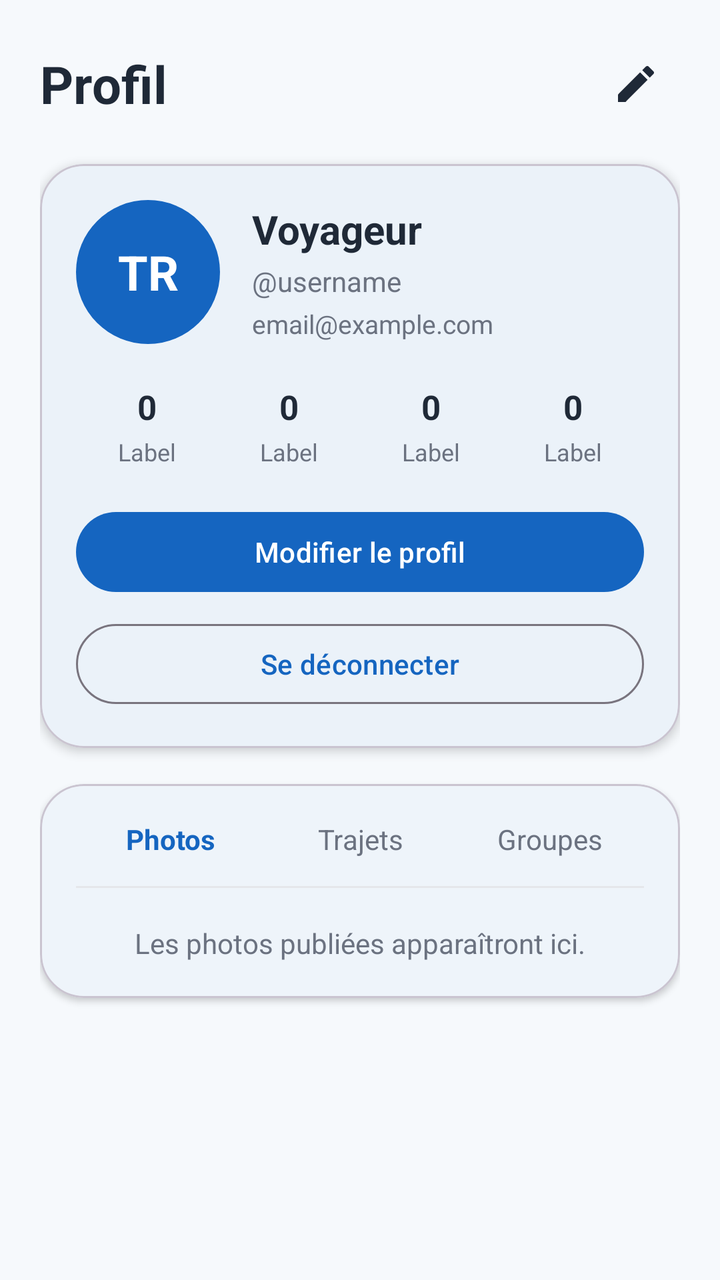
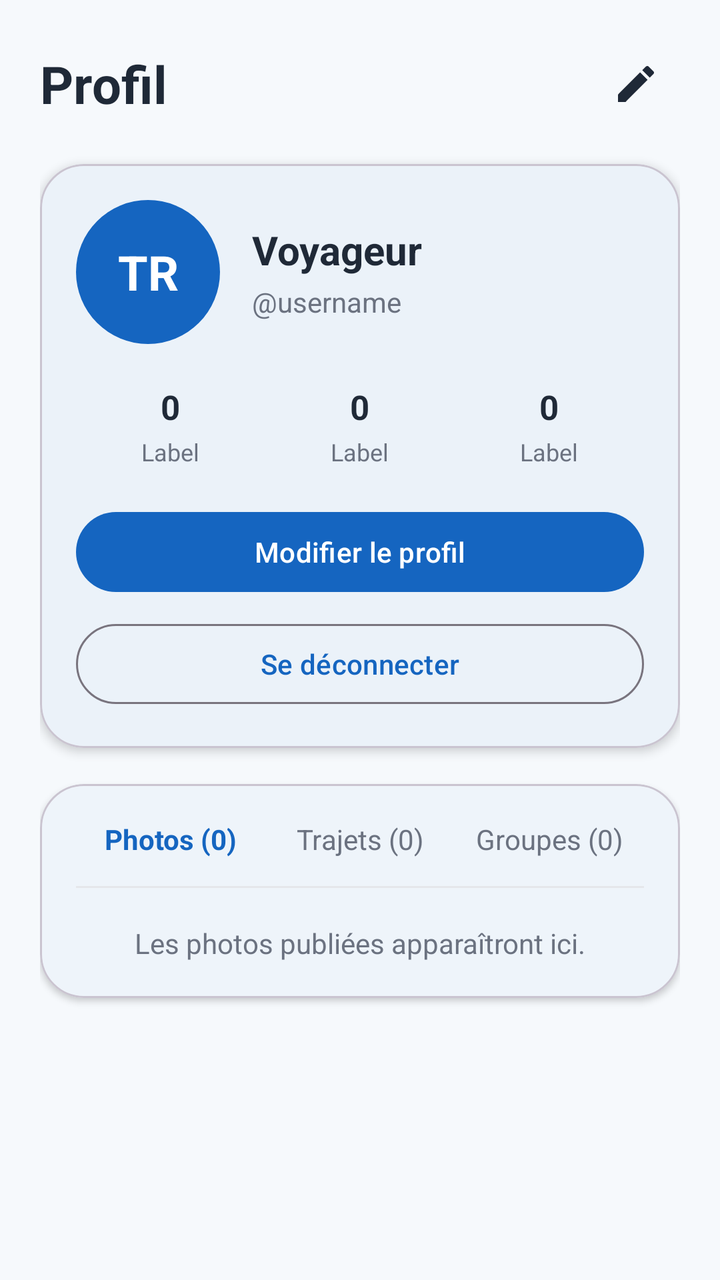

Two renders of the same Android screen: before a commit and after it. Below are the layout's source before the change and the commit's diff.
<!-- AndroidManifest.xml: application theme Theme.Traveling -->
<!-- res/layout/fragment_profile.xml -->
<?xml version="1.0" encoding="utf-8"?>
<ScrollView xmlns:android="http://schemas.android.com/apk/res/android"
    xmlns:app="http://schemas.android.com/apk/res-auto"
    android:layout_width="match_parent"
    android:layout_height="match_parent"
    android:background="@color/travel_background"
    android:fillViewport="true">

    <LinearLayout
        android:layout_width="match_parent"
        android:layout_height="wrap_content"
        android:orientation="vertical"
        android:padding="20dp">

        
        <LinearLayout
            android:layout_width="match_parent"
            android:layout_height="wrap_content"
            android:gravity="center_vertical"
            android:orientation="horizontal">

            <com.google.android.material.textview.MaterialTextView
                android:layout_width="0dp"
                android:layout_height="wrap_content"
                android:layout_weight="1"
                android:text="Profil"
                android:textColor="@color/travel_on_surface"
                android:textSize="26sp"
                android:textStyle="bold" />

            <ImageButton
                android:id="@+id/buttonEditProfile"
                android:layout_width="44dp"
                android:layout_height="44dp"
                android:background="?attr/selectableItemBackgroundBorderless"
                android:contentDescription="Modifier le profil"
                android:padding="10dp"
                android:src="@drawable/ic_edit"
                app:tint="@color/travel_on_surface" />
        </LinearLayout>

        
        <com.google.android.material.card.MaterialCardView
            android:layout_width="match_parent"
            android:layout_height="wrap_content"
            android:layout_marginTop="18dp"
            app:cardBackgroundColor="@color/travel_surface"
            app:cardCornerRadius="22dp"
            app:cardElevation="3dp">

            <LinearLayout
                android:layout_width="match_parent"
                android:layout_height="wrap_content"
                android:orientation="vertical"
                android:padding="18dp">

                <LinearLayout
                    android:layout_width="match_parent"
                    android:layout_height="wrap_content"
                    android:gravity="center_vertical"
                    android:orientation="horizontal">

                    <TextView
                        android:id="@+id/textAvatarInitials"
                        android:layout_width="72dp"
                        android:layout_height="72dp"
                        android:background="@drawable/bg_avatar_circle"
                        android:gravity="center"
                        android:text="TR"
                        android:textColor="@android:color/white"
                        android:textSize="24sp"
                        android:textStyle="bold" />

                    <LinearLayout
                        android:layout_width="0dp"
                        android:layout_height="wrap_content"
                        android:layout_marginStart="16dp"
                        android:layout_weight="1"
                        android:orientation="vertical">

                        <com.google.android.material.textview.MaterialTextView
                            android:id="@+id/textFullName"
                            android:layout_width="match_parent"
                            android:layout_height="wrap_content"
                            android:text="Voyageur"
                            android:textColor="@color/travel_on_surface"
                            android:textSize="20sp"
                            android:textStyle="bold" />

                        <com.google.android.material.textview.MaterialTextView
                            android:id="@+id/textUsername"
                            android:layout_width="match_parent"
                            android:layout_height="wrap_content"
                            android:layout_marginTop="3dp"
                            android:text="@username"
                            android:textColor="#6B7280"
                            android:textSize="14sp" />

                        <com.google.android.material.textview.MaterialTextView
                            android:id="@+id/textEmail"
                            android:layout_width="match_parent"
                            android:layout_height="wrap_content"
                            android:layout_marginTop="3dp"
                            android:text="email@example.com"
                            android:textColor="#6B7280"
                            android:textSize="13sp" />
                    </LinearLayout>
                </LinearLayout>

                
                <LinearLayout
                    android:layout_width="match_parent"
                    android:layout_height="wrap_content"
                    android:layout_marginTop="20dp"
                    android:orientation="horizontal">

                    <include layout="@layout/item_profile_stat" android:id="@+id/statTrips" />
                    <include layout="@layout/item_profile_stat" android:id="@+id/statPhotos" />
                    <include layout="@layout/item_profile_stat" android:id="@+id/statRoutes" />
                    <include layout="@layout/item_profile_stat" android:id="@+id/statGroups" />
                </LinearLayout>

                
                <com.google.android.material.button.MaterialButton
                    android:id="@+id/buttonEditProfileLarge"
                    android:layout_width="match_parent"
                    android:layout_height="wrap_content"
                    android:layout_marginTop="18dp"
                    android:text="Modifier le profil" />

                <com.google.android.material.button.MaterialButton
                    android:id="@+id/btn_logout"
                    style="?attr/materialButtonOutlinedStyle"
                    android:layout_width="match_parent"
                    android:layout_height="wrap_content"
                    android:layout_marginTop="8dp"
                    android:text="Se déconnecter" />

            </LinearLayout>
        </com.google.android.material.card.MaterialCardView>

        
        <com.google.android.material.card.MaterialCardView
            android:layout_width="match_parent"
            android:layout_height="wrap_content"
            android:layout_marginTop="18dp"
            app:cardBackgroundColor="@color/travel_surface"
            app:cardCornerRadius="22dp"
            app:cardElevation="2dp">

            <LinearLayout
                android:layout_width="match_parent"
                android:layout_height="wrap_content"
                android:orientation="vertical"
                android:padding="18dp">

                <LinearLayout
                    android:layout_width="match_parent"
                    android:layout_height="wrap_content"
                    android:orientation="horizontal">

                    <TextView
                        android:id="@+id/tabPhotos"
                        android:layout_width="0dp"
                        android:layout_height="wrap_content"
                        android:layout_weight="1"
                        android:gravity="center"
                        android:text="Photos"
                        android:textColor="@color/travel_primary"
                        android:textStyle="bold" />

                    <TextView
                        android:id="@+id/tabRoutes"
                        android:layout_width="0dp"
                        android:layout_height="wrap_content"
                        android:layout_weight="1"
                        android:gravity="center"
                        android:text="Trajets"
                        android:textColor="#6B7280" />

                    <TextView
                        android:id="@+id/tabGroups"
                        android:layout_width="0dp"
                        android:layout_height="wrap_content"
                        android:layout_weight="1"
                        android:gravity="center"
                        android:text="Groupes"
                        android:textColor="#6B7280" />
                </LinearLayout>

                <View
                    android:layout_width="match_parent"
                    android:layout_height="1dp"
                    android:layout_marginTop="14dp"
                    android:background="#E5E7EB" />

                <TextView
                    android:id="@+id/textProfileSectionPlaceholder"
                    android:layout_width="match_parent"
                    android:layout_height="wrap_content"
                    android:layout_marginTop="18dp"
                    android:gravity="center"
                    android:text="Les photos publiées apparaîtront ici."
                    android:textColor="#6B7280"
                    android:textSize="14sp" />

            </LinearLayout>
        </com.google.android.material.card.MaterialCardView>

    </LinearLayout>
</ScrollView>
<!-- res/layout/item_profile_stat.xml (included above) -->
<?xml version="1.0" encoding="utf-8"?>
<LinearLayout xmlns:android="http://schemas.android.com/apk/res/android"
    android:layout_width="0dp"
    android:layout_height="wrap_content"
    android:layout_weight="1"
    android:gravity="center"
    android:orientation="vertical">

    <TextView
        android:id="@+id/textStatValue"
        android:layout_width="wrap_content"
        android:layout_height="wrap_content"
        android:text="0"
        android:textColor="@color/travel_on_surface"
        android:textSize="17sp"
        android:textStyle="bold" />

    <TextView
        android:id="@+id/textStatLabel"
        android:layout_width="wrap_content"
        android:layout_height="wrap_content"
        android:layout_marginTop="3dp"
        android:text="Label"
        android:textColor="#6B7280"
        android:textSize="12sp" />
</LinearLayout>
<!-- resources referenced by this layout -->
<resources>
  <color name="travel_background">#F6F9FC</color>
  <color name="travel_on_surface">#1F2937</color>
  <color name="travel_primary">#1565C0</color>
  <color name="travel_surface">#FFFFFF</color>
  <!-- drawable bg_avatar_circle (drawable) -->
  <?xml version="1.0" encoding="utf-8"?>
  <shape xmlns:android="http://schemas.android.com/apk/res/android"
      android:shape="oval">
  
      <solid android:color="@color/travel_primary" />
  </shape>
  <!-- drawable ic_edit (drawable) -->
  <vector xmlns:android="http://schemas.android.com/apk/res/android"
      android:width="24dp"
      android:height="24dp"
      android:viewportWidth="24"
      android:viewportHeight="24">
  
      <path
          android:fillColor="@color/travel_on_surface"
          android:pathData="M3,17.25V21h3.75L17.81,9.94l-3.75,-3.75L3,17.25zM20.71,7.04c0.39,-0.39 0.39,-1.02 0,-1.41l-2.34,-2.34c-0.39,-0.39 -1.02,-0.39 -1.41,0l-1.83,1.83l3.75,3.75l1.83,-1.83z" />
  </vector>
  <style name="Theme.Traveling" parent="Base.Theme.Traveling" />
  <style name="Base.Theme.Traveling" parent="Theme.Material3.DayNight.NoActionBar">
          <item name="colorPrimary">@color/travel_primary</item>
          <item name="colorOnPrimary">@color/travel_on_primary</item>
  
          <item name="colorSecondary">@color/travel_secondary</item>
          <item name="colorOnSecondary">@color/travel_on_secondary</item>
  
          <item name="colorTertiary">@color/travel_tertiary</item>
          <item name="colorOnTertiary">@color/travel_on_tertiary</item>
  
          <item name="android:colorBackground">@color/travel_background</item>
          <item name="colorSurface">@color/travel_surface</item>
          <item name="colorOnSurface">@color/travel_on_surface</item>
      </style>
  <color name="travel_on_primary">#FFFFFF</color>
  <color name="travel_secondary">#26A69A</color>
  <color name="travel_on_secondary">#FFFFFF</color>
  <color name="travel_tertiary">#FFB74D</color>
  <color name="travel_on_tertiary">#1F2937</color>
</resources>

<!-- the commit's change to res/layout/fragment_profile.xml (unified diff, before → after) -->
@@ -96,14 +96,6 @@
                             android:textColor="#6B7280"
                             android:textSize="14sp" />
 
-                        <com.google.android.material.textview.MaterialTextView
-                            android:id="@+id/textEmail"
-                            android:layout_width="match_parent"
-                            android:layout_height="wrap_content"
-                            android:layout_marginTop="3dp"
-                            android:text="email@example.com"
-                            android:textColor="#6B7280"
-                            android:textSize="13sp" />
                     </LinearLayout>
                 </LinearLayout>
 
@@ -114,10 +106,27 @@
                     android:layout_marginTop="20dp"
                     android:orientation="horizontal">
 
-                    <include layout="@layout/item_profile_stat" android:id="@+id/statTrips" />
-                    <include layout="@layout/item_profile_stat" android:id="@+id/statPhotos" />
-                    <include layout="@layout/item_profile_stat" android:id="@+id/statRoutes" />
-                    <include layout="@layout/item_profile_stat" android:id="@+id/statGroups" />
+                    <include
+                        android:id="@+id/statTrips"
+                        layout="@layout/item_profile_stat"
+                        android:layout_width="0dp"
+                        android:layout_height="wrap_content"
+                        android:layout_weight="1" />
+
+                    <include
+                        android:id="@+id/statFollowers"
+                        layout="@layout/item_profile_stat"
+                        android:layout_width="0dp"
+                        android:layout_height="wrap_content"
+                        android:layout_weight="1" />
+
+                    <include
+                        android:id="@+id/statFollowing"
+                        layout="@layout/item_profile_stat"
+                        android:layout_width="0dp"
+                        android:layout_height="wrap_content"
+                        android:layout_weight="1" />
+
                 </LinearLayout>
 
                 
@@ -165,7 +174,7 @@
                         android:layout_height="wrap_content"
                         android:layout_weight="1"
                         android:gravity="center"
-                        android:text="Photos"
+                        android:text="Photos (0)"
                         android:textColor="@color/travel_primary"
                         android:textStyle="bold" />
 
@@ -175,7 +184,7 @@
                         android:layout_height="wrap_content"
                         android:layout_weight="1"
                         android:gravity="center"
-                        android:text="Trajets"
+                        android:text="Trajets (0)"
                         android:textColor="#6B7280" />
 
                     <TextView
@@ -184,8 +193,9 @@
                         android:layout_height="wrap_content"
                         android:layout_weight="1"
                         android:gravity="center"
-                        android:text="Groupes"
+                        android:text="Groupes (0)"
                         android:textColor="#6B7280" />
+
                 </LinearLayout>
 
                 <View
